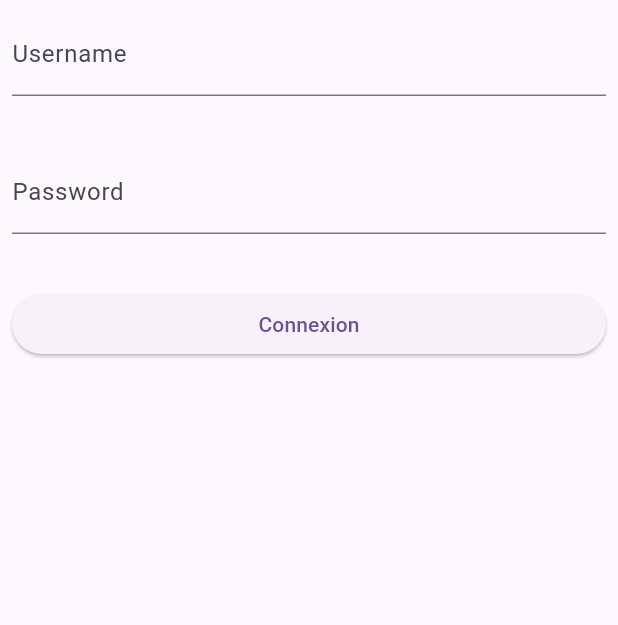
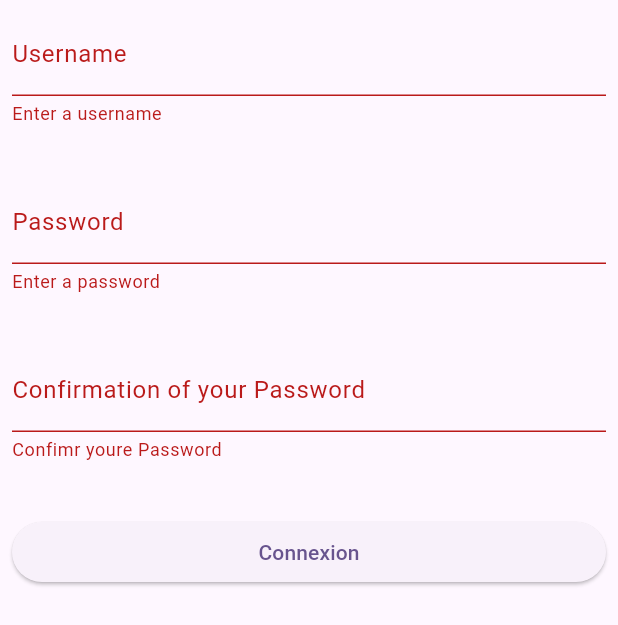
Before and after one commit to GbecetKouameDylan/tp1-Flutter, a Flutter app: the SignUpForm widget shown alone on an empty page, opened directly, after a tap on "Connexion", on a phone screen of 412 x 824 dp. Shown: the top 625 px of the screen. Run offline on Flutter 3.47's test engine with Material 3 defaults, Android fonts, the phone set to English and light mode, and no system bars; our stand-ins replace cached_network_image, cookie_jar, dio, dio_cookie_manager, image_picker; missing offline and left inert: dart:ffi; network calls fail.

Commit message:
FCT:Final

```diff
--- a/tp1_flutter/lib/l10n/intl_en.arb
+++ b/tp1_flutter/lib/l10n/intl_en.arb
@@ -3,6 +3,7 @@
   "QName": "Enter a username",
   "Password": "Password",
   "QPassword": "Enter a password",
+  "QConfirmPassword": "Confimr youre Password",
   "Signup": "Signup",
   "Home": "Home",
   "Deadline": "Deadline",
@@ -22,5 +23,10 @@
   "Image": "Choose a image",
   "Simage": "Send a image",
   "NetworkError": "No connection",
-  "Retry": "Retry"
+  "Retry": "Retry",
+  "ConfirmPassword": "Confirmation of your Password",
+  "PasswordsDoNotMatch": "Password do not macht",
+  "UsernameTaken": "Username is already taken",
+  "UsernameTooShort": "Username too short",
+  "PasswordTooShort":"Password to short"
 }
--- a/tp1_flutter/lib/main.dart
+++ b/tp1_flutter/lib/main.dart
@@ -38,7 +38,7 @@ class MyApp extends StatelessWidget {
         colorScheme: ColorScheme.fromSeed(seedColor: Colors.deepPurple),
         useMaterial3: true,
       ),
-      home:  LoginPage(),
+      home: LoginPage(),
     );
   }
 }
@@ -76,15 +76,21 @@ class SignUpForm extends StatefulWidget {
 class _SignUpFormState extends State<SignUpForm> {
   final _usernameController = TextEditingController();
   final _passwordController = TextEditingController();
+  final _confirmPasswordController = TextEditingController();
+  final _formKey = GlobalKey<FormState>();
 
   bool loading = false;
+  String errorMessage = '';
 
   @override
   Widget build(BuildContext context) {
     return Form(
+      key: _formKey,
       child: LayoutBuilder(
         builder: (context, constraints) {
-          bool isLandscape = MediaQuery.of(context).orientation == Orientation.landscape;
+          bool isLandscape = MediaQuery
+              .of(context)
+              .orientation == Orientation.landscape;
           return isLandscape
               ? Row(
             crossAxisAlignment: CrossAxisAlignment.stretch,
@@ -106,10 +112,14 @@ class _SignUpFormState extends State<SignUpForm> {
           padding: const EdgeInsets.all(8.0),
           child: TextFormField(
             controller: _usernameController,
-            decoration: InputDecoration(labelText: S.of(context).userName),
+            decoration: InputDecoration(labelText: S
+                .of(context)
+                .userName),
             validator: (value) {
               if (value == null || value.isEmpty) {
-                return S.of(context).QName;
+                return S
+                    .of(context)
+                    .QName;
               }
               return null;
             },
@@ -122,11 +132,15 @@ class _SignUpFormState extends State<SignUpForm> {
           padding: const EdgeInsets.all(8.0),
           child: TextFormField(
             controller: _passwordController,
-            decoration: InputDecoration(labelText: S.of(context).Password),
+            decoration: InputDecoration(labelText: S
+                .of(context)
+                .Password),
             obscureText: true,
             validator: (value) {
               if (value == null || value.isEmpty) {
-                return S.of(context).QPassword;
+                return S
+                    .of(context)
+                    .QPassword;
               }
               return null;
             },
@@ -134,46 +148,108 @@ class _SignUpFormState extends State<SignUpForm> {
         ),
       ),
       SizedBox(width: isLandscape ? 20.0 : 0, height: isLandscape ? 0 : 20.0),
+      Flexible(
+        child: Padding(
+          padding: const EdgeInsets.all(8.0),
+          child: TextFormField(
+            controller: _confirmPasswordController,
+            decoration: InputDecoration(labelText: S
+                .of(context)
+                .ConfirmPassword),
+            obscureText: true,
+            validator: (value) {
+              if (value == null || value.isEmpty) {
+                return S
+                    .of(context)
+                    .QConfirmPassword;
+              }
+              if (value != _passwordController.text) {
+                return S
+                    .of(context)
+                    .PasswordsDoNotMatch;
+              }
+              return null;
+            },
+          ),
+        ),
+      ),
+      SizedBox(width: isLandscape ? 20.0 : 0, height: isLandscape ? 0 : 20.0),
+      if (errorMessage.isNotEmpty)
+        Padding(
+          padding: const EdgeInsets.all(8.0),
+          child: Text(
+            errorMessage,
+            style: TextStyle(color: Colors.red),
+          ),
+        ),
       Padding(
         padding: const EdgeInsets.all(8.0),
         child: ElevatedButton(
           onPressed: loading ? null : Signup,
-          child: loading ? CircularProgressIndicator() : Text(S.of(context).Connexion),
+          child: loading ? CircularProgressIndicator() : Text(S
+              .of(context)
+              .Connexion),
         ),
       ),
     ];
   }
 
   Future<void> Signup() async {
+    if (!_formKey.currentState!.validate()) {
+      return;
+    }
+
     setState(() {
       loading = true;
+      errorMessage = '';
     });
+
     try {
       SignupRequest req = SignupRequest();
       req.username = _usernameController.text;
       req.password = _passwordController.text;
-      var reponse = await signup(req);
+      var response = await signup(req);
+
       setState(() {
         loading = false;
       });
-      UserSession.getInstance().setUsername(reponse.username);
-      print(reponse);
+
+      UserSession.getInstance().setUsername(response.username);
       Navigator.push(
         context,
-        MaterialPageRoute(
-          builder: (context) => HomePage(),
-        ),
+        MaterialPageRoute(builder: (context) => HomePage()),
       );
     } on DioException catch (e) {
       setState(() {
         loading = false;
       });
-      print(e);
+
       String message = e.response!.data;
-      if (message == "BadCredentialsException") {
-        print('login deja utilise');
-      } else {
-        print('autre erreurs');
+      if (message == "UsernameAlreadyTaken") {
+        setState(() {
+          errorMessage = S
+              .of(context)
+              .UsernameTaken;
+        });
+      } else if (message == "NetworkError") {
+        setState(() {
+          errorMessage = S
+              .of(context)
+              .NetworkError;
+        });
+      } else if (message == "UsernameTooShort") {
+        setState(() {
+          errorMessage = S
+              .of(context)
+              .UsernameTooShort;
+        });
+      }
+      else if (message == "PasswordTooShort") {
+        setState(() {
+          errorMessage = S
+              .of(context)
+              .PasswordTooShort;
+        });
       }
     }
   }
```
Also changed, not shown: tp1_flutter/lib/connexion.dart (+29 -27 lines), tp1_flutter/lib/l10n/intl_fr.arb (+6 -1 lines), tp1_flutter/lib/generated/intl/messages_en.dart, tp1_flutter/lib/generated/intl/messages_fr.dart, tp1_flutter/lib/generated/l10n.dart.
